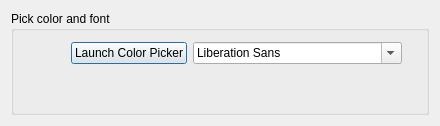
Above: src/Interface/Modules/Visualization/ShowString.ui from SCIInstitute/SCIRun before the change. Below: the same form after it.
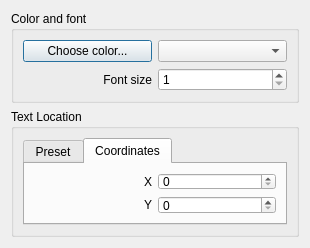
That is the form after the change. The open tabs and pages were chosen to show the change.

Commit message: Font size hook up

Diff of the .ui file:
```diff
--- a/src/Interface/Modules/Visualization/ShowString.ui
+++ b/src/Interface/Modules/Visualization/ShowString.ui
@@ -6,8 +6,8 @@
    <rect>
     <x>0</x>
     <y>0</y>
-    <width>440</width>
-    <height>126</height>
+    <width>310</width>
+    <height>248</height>
    </rect>
   </property>
   <property name="sizePolicy">
@@ -18,41 +18,149 @@
   </property>
   <property name="minimumSize">
    <size>
-    <width>440</width>
-    <height>126</height>
+    <width>310</width>
+    <height>248</height>
    </size>
   </property>
   <property name="windowTitle">
    <string>Dialog</string>
   </property>
-  <layout class="QGridLayout" name="gridLayout">
-   <item row="0" column="0" colspan="2">
+  <layout class="QVBoxLayout" name="verticalLayout">
+   <item>
     <widget class="QGroupBox" name="groupBox">
      <property name="title">
-      <string>Pick color and font</string>
+      <string>Color and font</string>
      </property>
-     <widget class="QWidget" name="layoutWidget">
-      <property name="geometry">
-       <rect>
-        <x>60</x>
-        <y>30</y>
-        <width>331</width>
-        <height>25</height>
-       </rect>
-      </property>
-      <layout class="QHBoxLayout" name="horizontalLayout">
-       <item>
-        <widget class="QPushButton" name="colorButton_">
-         <property name="text">
-          <string>Launch Color Picker</string>
-         </property>
+     <layout class="QGridLayout" name="gridLayout_2">
+      <item row="0" column="0">
+       <layout class="QHBoxLayout" name="horizontalLayout">
+        <item>
+         <widget class="QPushButton" name="colorButton_">
+          <property name="text">
+           <string>Choose color...</string>
+          </property>
+         </widget>
+        </item>
+       </layout>
+      </item>
+      <item row="2" column="2">
+       <widget class="QSpinBox" name="fontSizeSpinBox_">
+        <property name="minimum">
+         <number>1</number>
+        </property>
+        <property name="maximum">
+         <number>999</number>
+        </property>
+       </widget>
+      </item>
+      <item row="0" column="2">
+       <widget class="QComboBox" name="fontComboBox_"/>
+      </item>
+      <item row="2" column="0">
+       <widget class="QLabel" name="label">
+        <property name="text">
+         <string>Font size</string>
+        </property>
+        <property name="alignment">
+         <set>Qt::AlignRight|Qt::AlignTrailing|Qt::AlignVCenter</set>
+        </property>
+       </widget>
+      </item>
+     </layout>
+    </widget>
+   </item>
+   <item>
+    <widget class="QGroupBox" name="groupBox_2">
+     <property name="title">
+      <string>Text Location</string>
+     </property>
+     <layout class="QGridLayout" name="gridLayout">
+      <item row="0" column="0">
+       <widget class="QTabWidget" name="locationTabWidget_">
+        <property name="currentIndex">
+         <number>0</number>
+        </property>
+        <widget class="QWidget" name="tab">
+         <attribute name="title">
+          <string>Preset</string>
+         </attribute>
+         <layout class="QHBoxLayout" name="horizontalLayout_2">
+          <item>
+           <widget class="QComboBox" name="verticalPositionComboBox_">
+            <item>
+             <property name="text">
+              <string>Top</string>
+             </property>
+            </item>
+            <item>
+             <property name="text">
+              <string>Middle</string>
+             </property>
+            </item>
+            <item>
+             <property name="text">
+              <string>Bottom</string>
+             </property>
+            </item>
+           </widget>
+          </item>
+          <item>
+           <widget class="QComboBox" name="horizontalPositionComboBox_">
+            <item>
+             <property name="text">
+              <string>Left</string>
+             </property>
+            </item>
+            <item>
+             <property name="text">
+              <string>Center</string>
+             </property>
+            </item>
+            <item>
+             <property name="text">
+              <string>Right</string>
+             </property>
+            </item>
+           </widget>
+          </item>
+         </layout>
         </widget>
-       </item>
-       <item>
-        <widget class="QFontComboBox" name="fontComboBox"/>
-       </item>
-      </layout>
-     </widget>
+        <widget class="QWidget" name="tab_2">
+         <attribute name="title">
+          <string>Coordinates</string>
+         </attribute>
+         <layout class="QGridLayout" name="gridLayout_3">
+          <item row="2" column="0">
+           <widget class="QLabel" name="label_3">
+            <property name="text">
+             <string>Y</string>
+            </property>
+            <property name="alignment">
+             <set>Qt::AlignRight|Qt::AlignTrailing|Qt::AlignVCenter</set>
+            </property>
+           </widget>
+          </item>
+          <item row="2" column="1">
+           <widget class="QSpinBox" name="yPositionSpinBox_"/>
+          </item>
+          <item row="1" column="1">
+           <widget class="QSpinBox" name="xPositionSpinBox_"/>
+          </item>
+          <item row="1" column="0">
+           <widget class="QLabel" name="label_2">
+            <property name="text">
+             <string>X</string>
+            </property>
+            <property name="alignment">
+             <set>Qt::AlignRight|Qt::AlignTrailing|Qt::AlignVCenter</set>
+            </property>
+           </widget>
+          </item>
+         </layout>
+        </widget>
+       </widget>
+      </item>
+     </layout>
     </widget>
    </item>
   </layout>
```
The commit also changes 6 other files.
